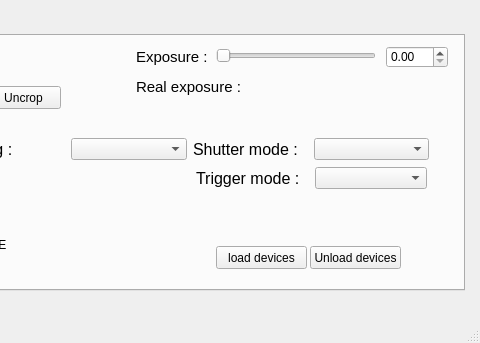
Qt form isoi_window.ui (JohnstonLab/OMMI) before a commit; both pictures show x 326 to 806 and y 0 to 343 of the 806 by 343 pixel window.
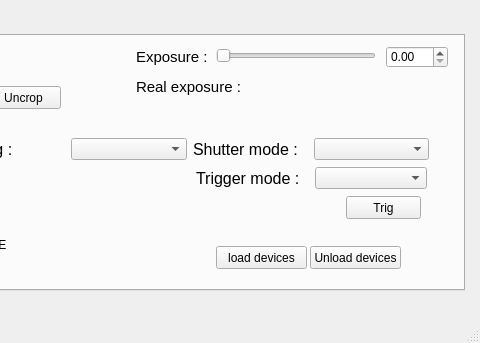
The same form after that commit.

```diff
--- a/isoi_window.ui
+++ b/isoi_window.ui
@@ -344,6 +344,19 @@
        <string/>
       </property>
      </widget>
+     <widget class="QPushButton" name="trigBtn">
+      <property name="geometry">
+       <rect>
+        <x>670</x>
+        <y>160</y>
+        <width>75</width>
+        <height>23</height>
+       </rect>
+      </property>
+      <property name="text">
+       <string>Trig</string>
+      </property>
+     </widget>
     </widget>
     <widget class="QWidget" name="tab_2">
      <attribute name="title">
```
